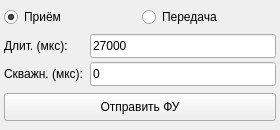
Anatolichka2202/PPB_Project, file PPB_GUI_Sandbox/fuwidget.ui: the form before one commit.
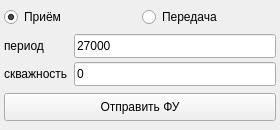
The form after the commit.

Patch:
```diff
--- a/PPB_GUI_Sandbox/fuwidget.ui
+++ b/PPB_GUI_Sandbox/fuwidget.ui
@@ -67,7 +67,7 @@
      <item row="0" column="0">
       <widget class="QLabel" name="label_impulse">
        <property name="text">
-        <string>Длит. (мкс):</string>
+        <string>период</string>
        </property>
       </widget>
      </item>
@@ -87,7 +87,7 @@
      <item row="1" column="0">
       <widget class="QLabel" name="label_PulseDelay">
        <property name="text">
-        <string>Скважн. (мкс):</string>
+        <string>скважность</string>
        </property>
       </widget>
      </item>
```
